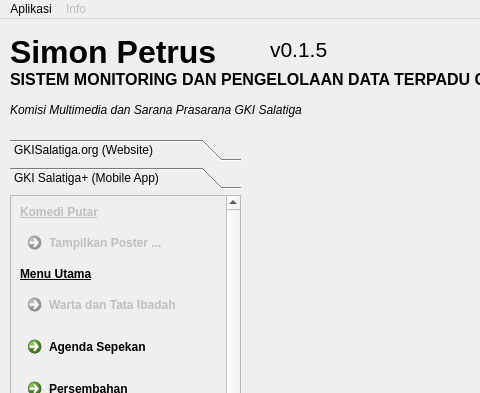
This is qtdesigner-ui/screen_main.ui in gkisalatiga/simon-petrus as Qt 5 draws it before an edit; both pictures show x 0 to 480 and y 0 to 393 of the 847 by 713 pixel window. The edited form follows.
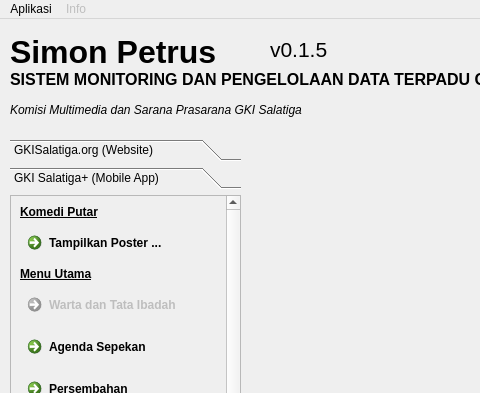
This is the edited form. The open tabs and pages were chosen to show the change.

The edit to the form file:
```diff
--- a/qtdesigner-ui/screen_main.ui
+++ b/qtdesigner-ui/screen_main.ui
@@ -162,7 +162,7 @@
         <item>
          <widget class="QLabel" name="label_2">
           <property name="enabled">
-           <bool>false</bool>
+           <bool>true</bool>
           </property>
           <property name="font">
            <font>
@@ -179,7 +179,7 @@
         <item>
          <widget class="QCommandLinkButton" name="commandLinkButton_9">
           <property name="enabled">
-           <bool>false</bool>
+           <bool>true</bool>
           </property>
           <property name="text">
            <string>Tampilkan Poster ...</string>
```
Left out of the diff: 4 changed lines with no effect on the pictures.
